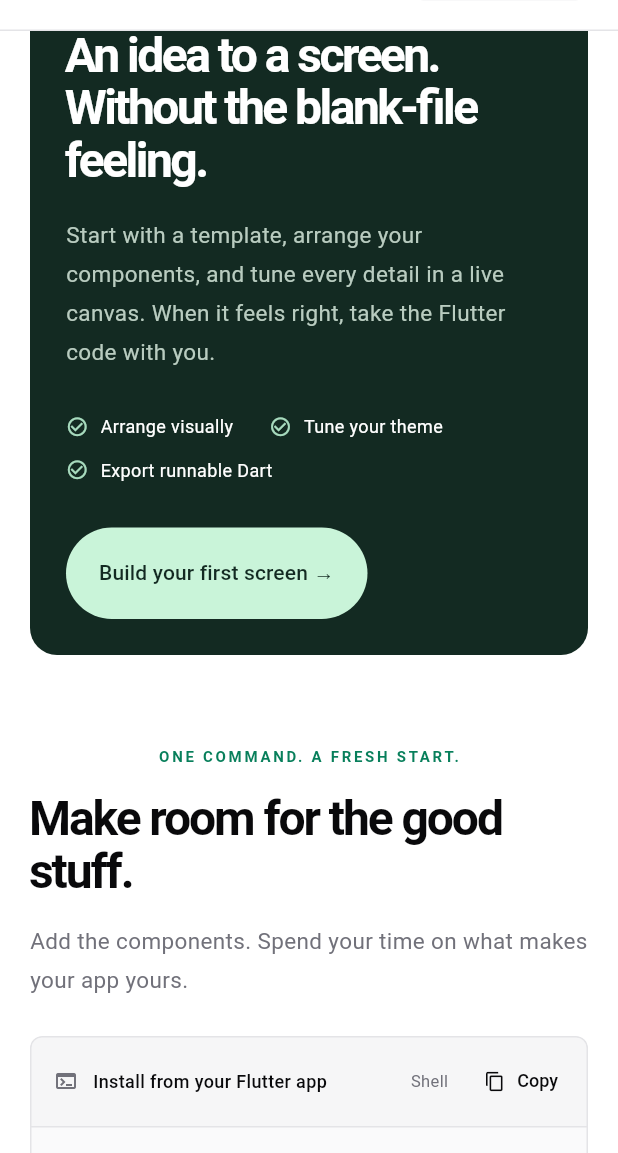
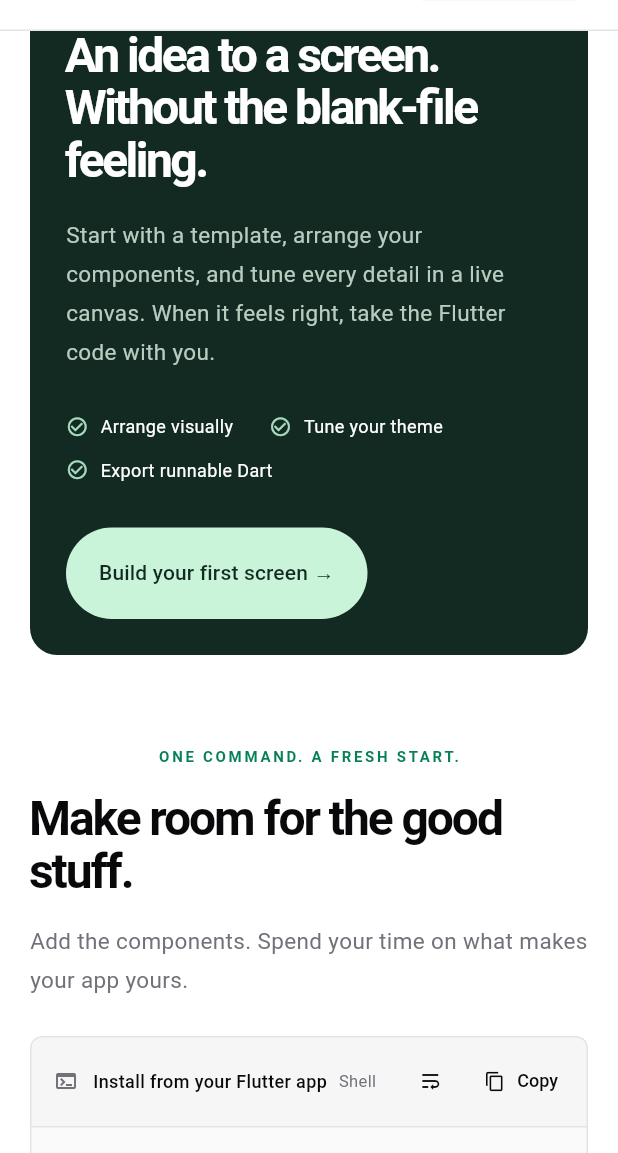
Before and after one commit to Jeccoman/flappa, a Flutter app: the screen it shows after launch, scrolled down 1728 dp, on a phone screen of 412 x 824 dp, the part 83-1236 px from its top. Run offline on Flutter 3.47's test engine with Material 3 defaults, Android fonts, the phone set to English and light mode, and no system bars; missing offline and left inert: dart:js_interop.

Commit message:
Add code wrapping and a fixed line number gutter

```diff
--- a/lib/src/components/code_block.dart
+++ b/lib/src/components/code_block.dart
@@ -6,7 +6,6 @@ import 'package:flutter/services.dart';
 import '../theme/theme.dart';
 import 'button.dart';
 
-/// Languages supported by the lightweight display highlighter.
 enum FCodeLanguage {
   dart('Dart', 'example.dart'),
   yaml('YAML', 'pubspec.yaml'),
@@ -18,12 +17,6 @@ enum FCodeLanguage {
   final String label, filename;
 }
 
-/// Selectable syntax-colored source with a separate line-number gutter.
-///
-/// Requires bounded width. Long lines scroll without wrapping; tall snippets
-/// scroll within [maxHeight]. Copy always writes the original [code], excluding
-/// the gutter. The highlighter is for display, not language validation. Supply
-/// [fontFamily] to use a monospace font bundled in your application.
 class FCodeBlock extends StatefulWidget {
   const FCodeBlock({
     super.key,
@@ -34,6 +27,8 @@ class FCodeBlock extends StatefulWidget {
     this.maxHeight = 400,
     this.fontFamily = 'monospace',
     this.fontSize = 13,
+    this.wrapLines = false,
+    this.showWrapToggle = true,
   }) : assert(maxHeight > 0),
        assert(fontSize > 0);
 
@@ -41,8 +36,8 @@ class FCodeBlock extends StatefulWidget {
   final FCodeLanguage language;
   final String? filename;
   final bool showLineNumbers;
+  final bool wrapLines, showWrapToggle;
 
-  /// Maximum height of the source area, excluding the toolbar.
   final double maxHeight;
   final String fontFamily;
   final double fontSize;
@@ -56,11 +51,14 @@ class _FCodeBlockState extends State<FCodeBlock> {
   final _vertical = ScrollController();
   Timer? _reset;
   String _copyState = 'Copy';
+  late bool _wrapLines = widget.wrapLines;
+  bool _copying = false;
   late List<_Token> _tokens = _tokenize(widget.code, widget.language);
 
   @override
   void didUpdateWidget(covariant FCodeBlock oldWidget) {
     super.didUpdateWidget(oldWidget);
+    if (oldWidget.wrapLines != widget.wrapLines) _wrapLines = widget.wrapLines;
     if (widget.code != oldWidget.code ||
         widget.language != oldWidget.language) {
       _tokens = _tokenize(widget.code, widget.language);
@@ -78,13 +76,17 @@ class _FCodeBlockState extends State<FCodeBlock> {
   }
 
   Future<void> _copy() async {
+    if (_copying) return;
+    setState(() => _copying = true);
     final source = widget.code;
     String status;
     try {
       await Clipboard.setData(ClipboardData(text: source));
       status = 'Copied';
-    } on PlatformException {
+    } catch (_) {
       status = 'Retry copy';
+    } finally {
+      if (mounted) setState(() => _copying = false);
     }
     if (!mounted || source != widget.code) return;
     _reset?.cancel();
@@ -168,10 +170,28 @@ class _FCodeBlockState extends State<FCodeBlock> {
                       ),
                       const SizedBox(width: 12),
                     ],
+                    if (widget.showWrapToggle)
+                      MergeSemantics(
+                        child: Semantics(
+                          toggled: _wrapLines,
+                          child: FButton(
+                            onPressed: () =>
+                                setState(() => _wrapLines = !_wrapLines),
+                            variant: _wrapLines
+                                ? FButtonVariant.secondary
+                                : FButtonVariant.ghost,
+                            size: FButtonSize.icon,
+                            tooltip: _wrapLines
+                                ? 'Scroll long lines'
+                                : 'Wrap lines',
+                            child: const Icon(Icons.wrap_text, size: 16),
+                          ),
+                        ),
+                      ),
                     Semantics(
                       liveRegion: true,
                       child: FButton(
-                        onPressed: _copy,
+                        onPressed: _copying ? null : _copy,
                         variant: FButtonVariant.ghost,
                         size: FButtonSize.small,
                         tooltip: _copyState == 'Copied'
@@ -195,27 +215,12 @@ class _FCodeBlockState extends State<FCodeBlock> {
                 ),
               ),
             ),
-            // Both axes have their own controller; no competing primary scroll
-            // positions when several snippets appear on the same screen.
             ConstrainedBox(
               constraints: BoxConstraints(maxHeight: widget.maxHeight),
-              child: LayoutBuilder(
-                builder: (context, constraints) => Scrollbar(
+              child: Scrollbar(
                 controller: _vertical,
                 notificationPredicate: (notification) =>
                     notification.metrics.axis == Axis.vertical,
-                  child: Scrollbar(
-                    controller: _horizontal,
-                    thumbVisibility: true,
-                    notificationPredicate: (notification) =>
-                        notification.metrics.axis == Axis.horizontal,
-                    child: SingleChildScrollView(
-                      controller: _horizontal,
-                      scrollDirection: Axis.horizontal,
-                      child: ConstrainedBox(
-                        constraints: BoxConstraints(
-                          minWidth: constraints.maxWidth,
-                        ),
                 child: SingleChildScrollView(
                   controller: _vertical,
                   child: Padding(
@@ -225,43 +230,9 @@ class _FCodeBlockState extends State<FCodeBlock> {
                     ),
                     child: Directionality(
                       textDirection: TextDirection.ltr,
-                              child: Row(
-                                crossAxisAlignment: CrossAxisAlignment.start,
-                                children: [
-                                  if (widget.showLineNumbers) ...[
-                                    ExcludeSemantics(
-                                      child: SelectionContainer.disabled(
-                                        child: Container(
-                                          padding: const EdgeInsets.only(
-                                            right: 16,
-                                          ),
-                                          decoration: BoxDecoration(
-                                            border: Border(
-                                              right: BorderSide(
-                                                color: colors.border,
-                                              ),
-                                            ),
-                                          ),
-                                          child: Text(
-                                            List.generate(
-                                              lines,
-                                              (index) => '${index + 1}',
-                                            ).join('\n'),
-                                            textAlign: TextAlign.right,
-                                            style: style.copyWith(
-                                              color: dark
-                                                  ? const Color(0xFF787D88)
-                                                  : const Color(0xFF858993),
-                                            ),
-                                            strutStyle: strut,
-                                          ),
-                                        ),
-                                      ),
-                                    ),
-                                    const SizedBox(width: 16),
-                                  ],
-                                  SelectableText.rich(
-                                    TextSpan(
+                      child: LayoutBuilder(
+                        builder: (context, constraints) {
+                          final span = TextSpan(
                             children: [
                               for (final token in _tokens)
                                 TextSpan(
@@ -271,16 +242,103 @@ class _FCodeBlockState extends State<FCodeBlock> {
                                   ),
                                 ),
                             ],
+                          );
+                          final scaler = MediaQuery.textScalerOf(context);
+                          final numberPainter = TextPainter(
+                            text: TextSpan(text: '$lines', style: style),
+                            textDirection: TextDirection.ltr,
+                            textScaler: scaler,
+                          )..layout();
+                          final gutterWidth = widget.showLineNumbers
+                              ? numberPainter.width.ceilToDouble() + 34
+                              : 0.0;
+                          numberPainter.dispose();
+                          final contentWidth =
+                              (constraints.maxWidth - gutterWidth).clamp(
+                                1.0,
+                                double.infinity,
+                              );
+                          var numbers = List.generate(
+                            lines,
+                            (index) => '${index + 1}',
+                          ).join('\n');
+                          if (_wrapLines && widget.showLineNumbers) {
+                            final painter = TextPainter(
+                              text: TextSpan(
+                                style: style,
+                                children: span.children,
                               ),
+                              strutStyle: strut,
+                              textDirection: TextDirection.ltr,
+                              textScaler: scaler,
+                            )..layout(maxWidth: contentWidth);
+                            var line = 1;
+                            var first = true;
+                            numbers = [
+                              for (final metric in painter.computeLineMetrics())
+                                (() {
+                                  final label = first ? '$line' : '';
+                                  first = metric.hardBreak;
+                                  if (metric.hardBreak) line++;
+                                  return label;
+                                })(),
+                            ].join('\n');
+                            painter.dispose();
+                          }
+                          final source = SelectableText.rich(
+                            span,
                             style: style,
                             strutStyle: strut,
                             textDirection: TextDirection.ltr,
+                          );
+                          return Row(
+                            crossAxisAlignment: CrossAxisAlignment.start,
+                            children: [
+                              if (widget.showLineNumbers)
+                                ExcludeSemantics(
+                                  child: SelectionContainer.disabled(
+                                    child: Container(
+                                      width: gutterWidth - 16,
+                                      margin: const EdgeInsets.only(right: 16),
+                                      padding: const EdgeInsets.only(right: 16),
+                                      decoration: BoxDecoration(
+                                        border: Border(
+                                          right: BorderSide(
+                                            color: colors.border,
                                           ),
-                                ],
+                                        ),
+                                      ),
+                                      child: Text(
+                                        numbers,
+                                        textAlign: TextAlign.right,
+                                        softWrap: false,
+                                        style: style.copyWith(
+                                          color: syntax.color(_Kind.comment),
+                                        ),
+                                        strutStyle: strut,
                                       ),
                                     ),
                                   ),
                                 ),
+                              Expanded(
+                                child: _wrapLines
+                                    ? source
+                                    : Scrollbar(
+                                        controller: _horizontal,
+                                        thumbVisibility: true,
+                                        notificationPredicate: (notification) =>
+                                            notification.metrics.axis ==
+                                            Axis.horizontal,
+                                        child: SingleChildScrollView(
+                                          controller: _horizontal,
+                                          scrollDirection: Axis.horizontal,
+                                          child: source,
+                                        ),
+                                      ),
+                              ),
+                            ],
+                          );
+                        },
                       ),
                     ),
                   ),
@@ -391,8 +449,6 @@ final _identifier = RegExp(r'[a-zA-Z_$][\w$]*');
 final _number = RegExp(r'(?:0[xX][0-9a-fA-F]+|\d+(?:\.\d+)?(?:[eE][+-]?\d+)?)');
 final _space = RegExp(r'\s');
 
-/// Scans in one direction so comments/strings cannot color each other's text.
-/// Every source character is retained, including trailing newlines and tabs.
 List<_Token> _tokenize(String code, FCodeLanguage language) {
   if (language == FCodeLanguage.plain) return [_Token(code, _Kind.plain)];
   final tokens = <_Token>[];
@@ -449,7 +505,16 @@ List<_Token> _tokenize(String code, FCodeLanguage language) {
           i++;
         }
       }
-      kind = _Kind.string;
+      var next = i;
+      while (next < code.length && _space.hasMatch(code[next])) {
+        next++;
+      }
+      kind =
+          (language == FCodeLanguage.json || language == FCodeLanguage.yaml) &&
+              next < code.length &&
+              code[next] == ':'
+          ? _Kind.property
+          : _Kind.string;
     } else {
       final number = _number.matchAsPrefix(code, i);
       final word = _identifier.matchAsPrefix(code, i);
```
Lines whose indentation alone changed are shown as unchanged.
